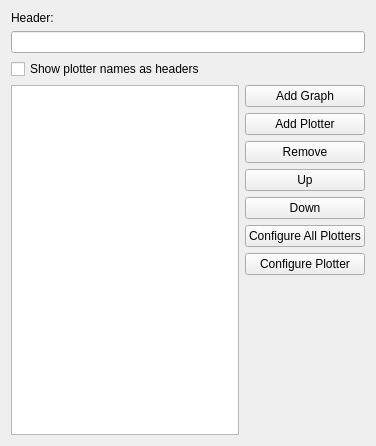
Above: complex-plotter/contents/ui/config.ui from lmiphay/pdamsten-plasmoids before the change. Below: the same form after it.
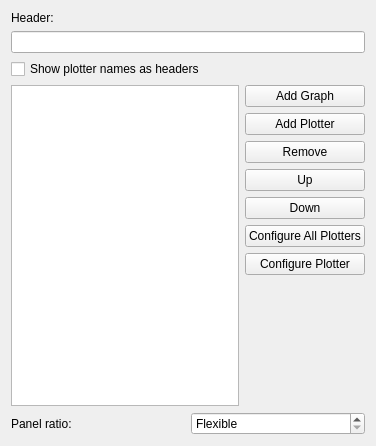
That is the form after the change. Custom widgets are drawn as their Qt base class.

Commit message: panel ratio

What changed in the file:
```diff
--- a/complex-plotter/contents/ui/config.ui
+++ b/complex-plotter/contents/ui/config.ui
@@ -121,6 +121,30 @@
      </item>
     </layout>
    </item>
+   <item>
+    <layout class="QHBoxLayout" name="horizontalLayout_2">
+     <item>
+      <widget class="QLabel" name="labelPanel">
+       <property name="text">
+        <string>Panel ratio:</string>
+       </property>
+      </widget>
+     </item>
+     <item>
+      <widget class="QDoubleSpinBox" name="panelRatioSpinBox">
+       <property name="specialValueText">
+        <string>Flexible</string>
+       </property>
+       <property name="decimals">
+        <number>1</number>
+       </property>
+       <property name="value">
+        <double>0.000000000000000</double>
+       </property>
+      </widget>
+     </item>
+    </layout>
+   </item>
   </layout>
  </widget>
  <customwidgets>
```
The commit also changes 2 other files.
